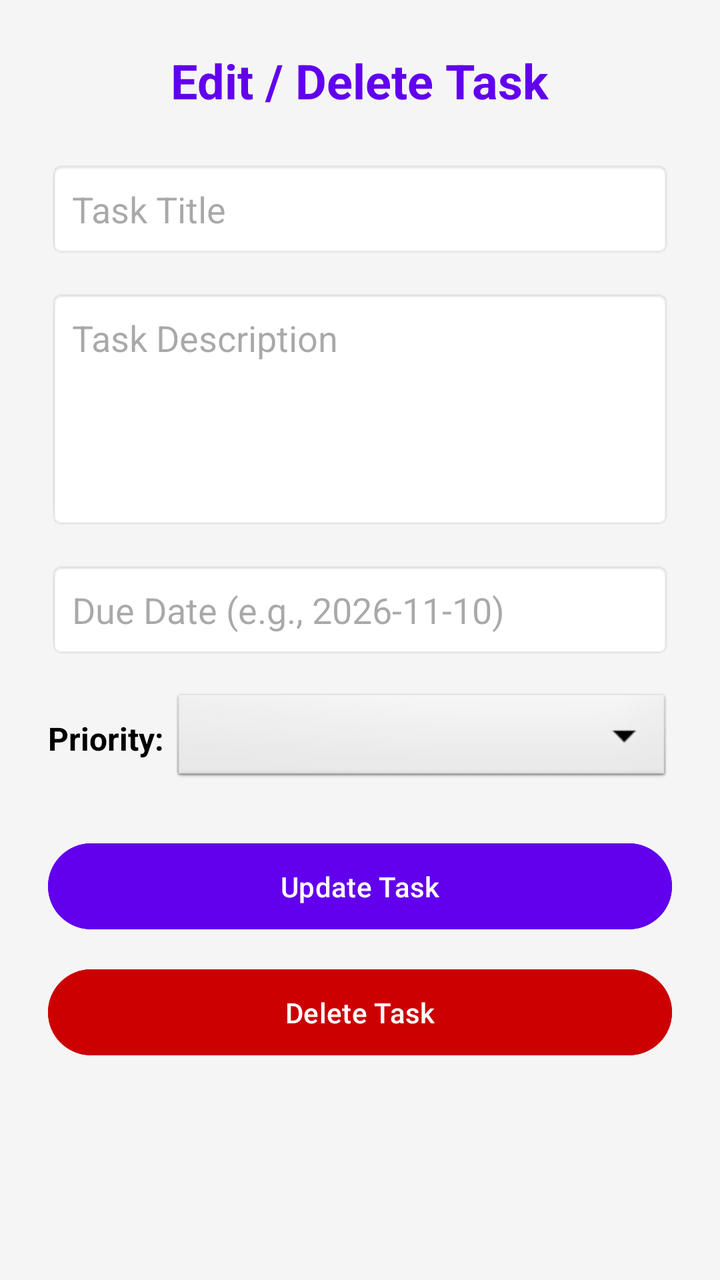
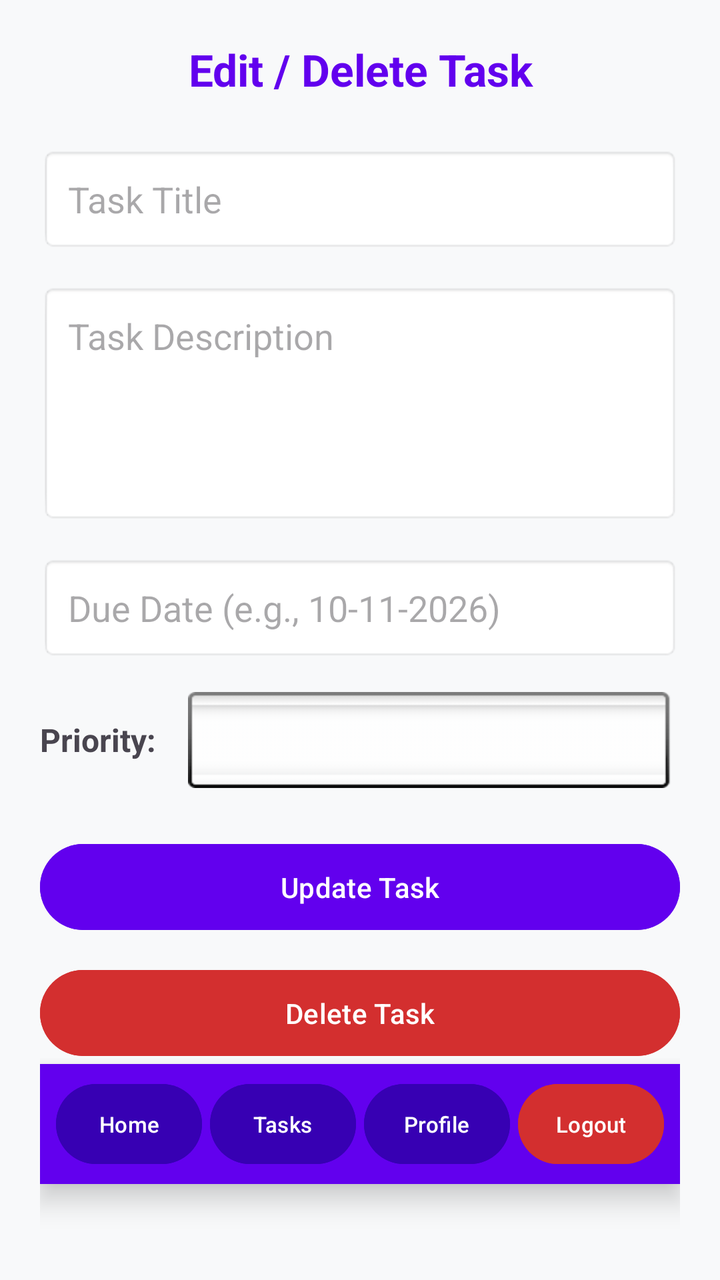

An Android layout rendered at two revisions. The XML below is the earlier revision; the diff shows what the commit changed to produce the second picture.
<!-- AndroidManifest.xml: application theme Theme.StudyMate -->
<!-- res/layout/activity_edit_task.xml -->
<?xml version="1.0" encoding="utf-8"?>
<LinearLayout xmlns:android="http://schemas.android.com/apk/res/android"
    android:layout_width="match_parent"
    android:layout_height="match_parent"
    android:orientation="vertical"
    android:padding="24dp"
    android:background="#F5F5F5"
    android:gravity="center_horizontal">

    <TextView
        android:layout_width="wrap_content"
        android:layout_height="wrap_content"
        android:text="Edit / Delete Task"
        android:textSize="24sp"
        android:textStyle="bold"
        android:textColor="@color/design_default_color_primary"
        android:layout_marginBottom="24dp" />

    <EditText
        android:id="@+id/etEditTaskTitle"
        android:layout_width="match_parent"
        android:layout_height="wrap_content"
        android:hint="Task Title"
        android:padding="12dp"
        android:background="@android:drawable/editbox_background_normal"
        android:layout_marginBottom="16dp"
        android:inputType="text"
        android:autofillHints="name" />

    <EditText
        android:id="@+id/etEditTaskDesc"
        android:layout_width="match_parent"
        android:layout_height="120dp"
        android:hint="Task Description"
        android:padding="12dp"
        android:gravity="top"
        android:background="@android:drawable/editbox_background_normal"
        android:layout_marginBottom="16dp"
        android:inputType="textMultiLine"
        android:autofillHints="no" />

    <EditText
        android:id="@+id/etEditTaskDate"
        android:layout_width="match_parent"
        android:layout_height="wrap_content"
        android:hint="Due Date (e.g., 2026-11-10)"
        android:padding="12dp"
        android:background="@android:drawable/editbox_background_normal"
        android:layout_marginBottom="16dp"
        android:inputType="date"
        android:autofillHints="date" />

    
    <LinearLayout
        android:layout_width="match_parent"
        android:layout_height="wrap_content"
        android:orientation="horizontal"
        android:gravity="center_vertical"
        android:layout_marginBottom="24dp">

        <TextView
            android:layout_width="wrap_content"
            android:layout_height="wrap_content"
            android:text="Priority: "
            android:textSize="16sp"
            android:textStyle="bold"
            android:textColor="@android:color/black" />

        <Spinner
            android:id="@+id/spinnerEditPriority"
            android:layout_width="match_parent"
            android:layout_height="wrap_content"
            android:padding="8dp"
            android:background="@android:drawable/btn_dropdown" />
    </LinearLayout>

    <Button
        android:id="@+id/btnUpdateTask"
        android:layout_width="match_parent"
        android:layout_height="wrap_content"
        android:text="Update Task"
        android:backgroundTint="@color/design_default_color_primary"
        android:textColor="@android:color/white"
        android:padding="12dp"
        android:layout_marginBottom="12dp" />

    <Button
        android:id="@+id/btnDeleteTask"
        android:layout_width="match_parent"
        android:layout_height="wrap_content"
        android:text="Delete Task"
        android:backgroundTint="@android:color/holo_red_dark"
        android:textColor="@android:color/white"
        android:padding="12dp" />

</LinearLayout>
<!-- resources referenced by this layout -->
<resources>
  <style name="Theme.StudyMate" parent="Base.Theme.StudyMate" />
  <style name="Base.Theme.StudyMate" parent="Theme.Material3.DayNight.NoActionBar">
          
          
      </style>
</resources>

<!-- the commit's change to res/layout/activity_edit_task.xml (unified diff, before → after) -->
@@ -3,52 +3,52 @@
     android:layout_width="match_parent"
     android:layout_height="match_parent"
     android:orientation="vertical"
-    android:padding="24dp"
-    android:background="#F5F5F5"
-    android:gravity="center_horizontal">
+    android:padding="20dp"
+    android:background="#F8F9FA">
 
     <TextView
-        android:layout_width="wrap_content"
+        android:layout_width="match_parent"
         android:layout_height="wrap_content"
         android:text="Edit / Delete Task"
-        android:textSize="24sp"
+        android:textSize="22sp"
         android:textStyle="bold"
-        android:textColor="@color/design_default_color_primary"
+        android:textColor="#6200EE"
+        android:textAlignment="center"
         android:layout_marginBottom="24dp" />
 
+    
     <EditText
-        android:id="@+id/etEditTaskTitle"
+        android:id="@+id/etTaskTitle"
         android:layout_width="match_parent"
         android:layout_height="wrap_content"
         android:hint="Task Title"
-        android:padding="12dp"
+        android:padding="14dp"
         android:background="@android:drawable/editbox_background_normal"
         android:layout_marginBottom="16dp"
-        android:inputType="text"
-        android:autofillHints="name" />
+        android:inputType="text" />
 
+    
     <EditText
-        android:id="@+id/etEditTaskDesc"
+        android:id="@+id/etTaskDesc"
         android:layout_width="match_parent"
         android:layout_height="120dp"
         android:hint="Task Description"
-        android:padding="12dp"
-        android:gravity="top"
+        android:padding="14dp"
+        android:background="@android:drawable/editbox_background_normal"
+        android:gravity="top|start"
+        android:layout_marginBottom="16dp"
+        android:inputType="textMultiLine" />
+
+    
+    <EditText
+        android:id="@+id/etTaskDate"
+        android:layout_width="match_parent"
+        android:layout_height="wrap_content"
+        android:hint="Due Date (e.g., 10-11-2026)"
+        android:padding="14dp"
         android:background="@android:drawable/editbox_background_normal"
         android:layout_marginBottom="16dp"
-        android:inputType="textMultiLine"
-        android:autofillHints="no" />
-
-    <EditText
-        android:id="@+id/etEditTaskDate"
-        android:layout_width="match_parent"
-        android:layout_height="wrap_content"
-        android:hint="Due Date (e.g., 2026-11-10)"
-        android:padding="12dp"
-        android:background="@android:drawable/editbox_background_normal"
-        android:layout_marginBottom="16dp"
-        android:inputType="date"
-        android:autofillHints="date" />
+        android:inputType="text" />
 
     
     <LinearLayout
@@ -64,33 +64,99 @@
             android:text="Priority: "
             android:textSize="16sp"
             android:textStyle="bold"
-            android:textColor="@android:color/black" />
+            android:layout_marginEnd="12dp" />
 
         <Spinner
-            android:id="@+id/spinnerEditPriority"
+            android:id="@+id/spinnerPriority"
             android:layout_width="match_parent"
-            android:layout_height="wrap_content"
-            android:padding="8dp"
-            android:background="@android:drawable/btn_dropdown" />
+            android:layout_height="48dp"
+            android:background="@android:drawable/spinner_background"
+            android:padding="8dp" />
     </LinearLayout>
 
+    
     <Button
         android:id="@+id/btnUpdateTask"
         android:layout_width="match_parent"
         android:layout_height="wrap_content"
         android:text="Update Task"
-        android:backgroundTint="@color/design_default_color_primary"
         android:textColor="@android:color/white"
+        android:backgroundTint="#6200EE"
         android:padding="12dp"
         android:layout_marginBottom="12dp" />
 
+    
     <Button
         android:id="@+id/btnDeleteTask"
         android:layout_width="match_parent"
         android:layout_height="wrap_content"
         android:text="Delete Task"
-        android:backgroundTint="@android:color/holo_red_dark"
         android:textColor="@android:color/white"
+        android:backgroundTint="#D32F2F"
         android:padding="12dp" />
+    <include
+        layout="@layout/layout_bottom_nav"
+        android:layout_width="match_parent"
+        android:layout_height="wrap_content"/>
 
 </LinearLayout>
+<!-- res/layout/layout_bottom_nav.xml (included above) -->
+<?xml version="1.0" encoding="utf-8"?>
+<LinearLayout xmlns:android="http://schemas.android.com/apk/res/android"
+    android:layout_width="match_parent"
+    android:layout_height="wrap_content"
+    android:orientation="horizontal"
+    android:background="#6200EE"
+    android:padding="6dp"
+    android:layout_marginTop="16dp"
+    android:elevation="8dp">
+
+    <Button
+        android:id="@+id/navHome"
+        android:layout_width="0dp"
+        android:layout_height="wrap_content"
+        android:layout_weight="1"
+        android:text="Home"
+        android:textSize="11sp"
+        android:textColor="@android:color/white"
+        android:backgroundTint="#3700B3"
+        android:layout_marginHorizontal="2dp"
+        android:padding="4dp" />
+
+    <Button
+        android:id="@+id/navTasks"
+        android:layout_width="0dp"
+        android:layout_height="wrap_content"
+        android:layout_weight="1"
+        android:text="Tasks"
+        android:textSize="11sp"
+        android:textColor="@android:color/white"
+        android:backgroundTint="#3700B3"
+        android:layout_marginHorizontal="2dp"
+        android:padding="4dp" />
+
+    <Button
+        android:id="@+id/navProfile"
+        android:layout_width="0dp"
+        android:layout_height="wrap_content"
+        android:layout_weight="1"
+        android:text="Profile"
+        android:textSize="11sp"
+        android:textColor="@android:color/white"
+        android:backgroundTint="#3700B3"
+        android:layout_marginHorizontal="2dp"
+        android:padding="4dp" />
+
+    <Button
+        android:id="@+id/navLogout"
+        android:layout_width="0dp"
+        android:layout_height="wrap_content"
+        android:layout_weight="1"
+        android:text="Logout"
+        android:textSize="11sp"
+        android:textColor="@android:color/white"
+        android:backgroundTint="#D32F2F"
+        android:layout_marginHorizontal="2dp"
+        android:padding="4dp" />
+
+</LinearLayout>
